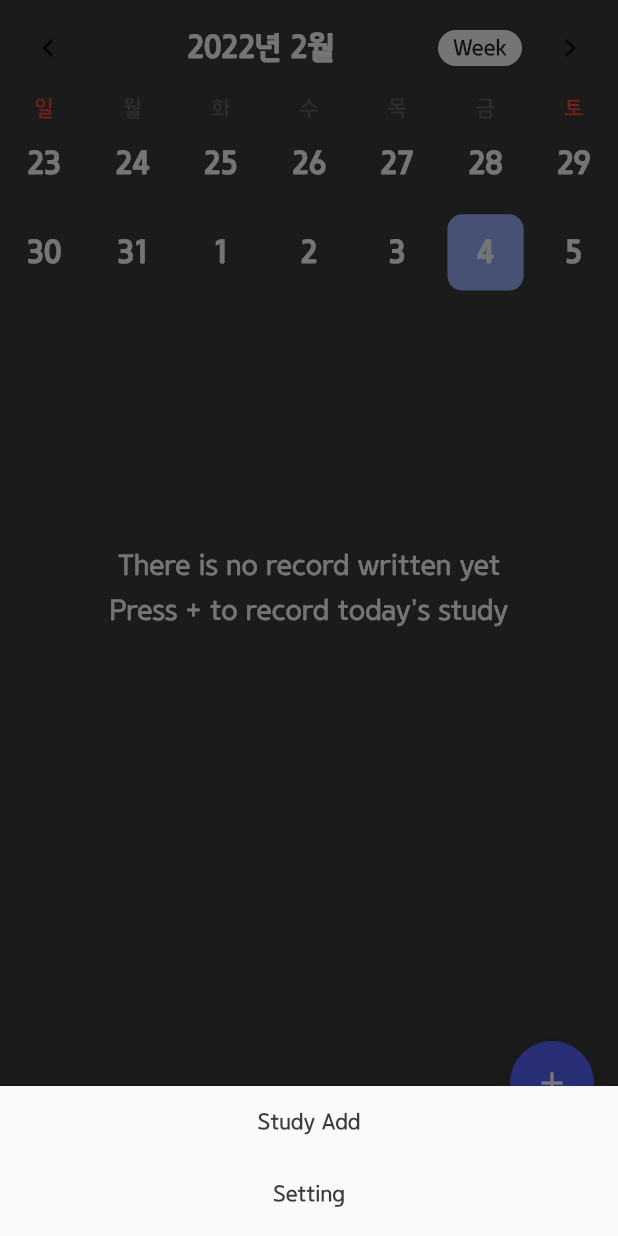
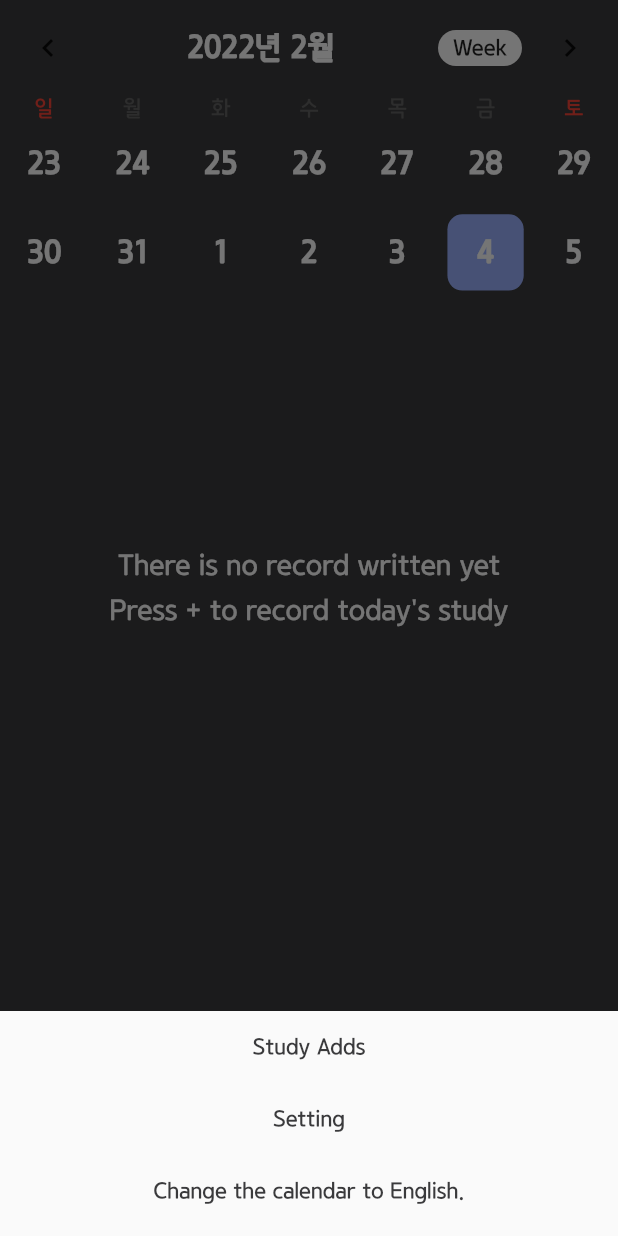
Before and after one commit to Uks98/clip_picker, a Flutter app: the screen it shows after launch, after a tap on the "add" icon, on a phone screen of 412 x 824 dp. Run offline on Flutter 3.47's test engine with Material 2 defaults, Android fonts, the phone set to English and light mode, and no system bars; drawn by our look-alikes of table_calendar; our stand-ins replace easy_localization, firebase_analytics, firebase_core, fl_chart, google_mobile_ads, in_app_review and 1 more; missing offline and left inert: multi_image_picker2, splash_screen_view; accounts and stored records are empty; network calls fail.

Commit message:
'FixedError'

```diff
--- a/lib/main.dart
+++ b/lib/main.dart
@@ -12,6 +12,7 @@ import 'package:flutter/services.dart';
 import 'package:intl/intl_standalone.dart';
 
 final supportedLocales = [
+  Locale('ko', 'KR'),
   Locale('en', 'US'),
 ];
 
@@ -22,9 +23,9 @@ void main() async{
   await findSystemLocale();
   await Firebase.initializeApp();
     initializeDateFormatting().then((_) => runApp(
-        EasyLocalization(child: MyApp(
-
-
+        EasyLocalization(
+          fallbackLocale: Locale('en'),
+          child: MyApp(
         ),supportedLocales: supportedLocales, path: "translations",)));
 
 }
@@ -39,9 +40,9 @@ class MyApp extends StatelessWidget {
     return MaterialApp(
       home: SplashScreenView(
         home: MyClip(),
-        duration: 4000,
+        duration: 3000,
         imageSize: 230,
-        text: "똑똑하게 기록하자",
+        text: "똑똑하게 기록하자.".tr(),
         textStyle: TextStyle(color: Palette.textColor1,fontSize: 16),
         imageSrc: "lib/assets/icons.png",
         backgroundColor: Palette.backgroundColor,
--- a/lib/my_clip.dart
+++ b/lib/my_clip.dart
@@ -1,6 +1,3 @@
-//import 'package:admob_flutter/admob_flutter.dart';
-import 'dart:math';
-
 import 'package:clip_picker/data/list_box.dart';
 import 'package:clip_picker/data/pick_class.dart';
 import 'package:clip_picker/data/utils.dart';
@@ -41,6 +38,7 @@ class _MyClipState extends State<MyClip> {
   List<Pick> events = [];
   int _d;
   DateTime date;
+  bool switchStatus = true;
 
   var s;
   var g;
@@ -49,6 +47,7 @@ class _MyClipState extends State<MyClip> {
   List addNum;
   int allTime;
   int x = 0;
+
   int findLatesTitle() {
     for(final t in allPicks){
       final l = t.date;
@@ -57,13 +56,6 @@ class _MyClipState extends State<MyClip> {
       final m = num.first;
       latestTime = Utils.numToDateTime2(m);
     }
-  }
-
-  int allTimeAdd() {
-    for(final y in allPicks) {
-      g = y.studyTime;
-    }
-    addNum = [g];
   }
 
 
@@ -165,7 +157,7 @@ class _MyClipState extends State<MyClip> {
                       context: context,
                       builder: (context) {
                         return Container(
-                          height: 100,
+                          height: 150,
                           child: Column(
                             children: [
                               TextButton(
@@ -201,7 +193,17 @@ class _MyClipState extends State<MyClip> {
                                 child: Text("설정",
                                     style: TextStyle(
                                         color: Palette.backgroundColor)).tr(),
-                              )
+                              ),
+                              TextButton(
+                                onPressed: () {
+                                 setState(() {
+                                   switchStatus = false;
+                                 });
+                                },
+                                child: Text("달력 영어로 변경하기",
+                                    style: TextStyle(
+                                        color: Palette.backgroundColor)).tr(),
+                              ),
                             ],
                           ),
                         );
@@ -230,7 +232,7 @@ class _MyClipState extends State<MyClip> {
               getPicks();
               return TableCalendar(
                 events: _events,
-                locale: 'ko-KR',
+                locale: switchStatus == true ? "ko-KR": 'en-US',
                 calendarStyle:
                     CalendarStyle(weekdayStyle: TextStyle(color: Colors.white)),
                 builders: CalendarBuilders(
@@ -469,7 +471,7 @@ class _MyClipState extends State<MyClip> {
                                                       ],
                                                     )
                                                   ],
-                                                )
+                                                ),
                                               ],
                                             ),
                                           );
@@ -478,7 +480,7 @@ class _MyClipState extends State<MyClip> {
                                   child: Text("삭제하기",
                                       style:
                                           TextStyle(color: Colors.redAccent)).tr(),
-                                )
+                                ),
                               ],
                             ),
                           );
--- a/lib/setting.dart
+++ b/lib/setting.dart
@@ -1,3 +1,4 @@
+import 'package:clip_picker/copy_right/copy_right.dart';
 import 'package:easy_localization/src/public_ext.dart';
 import 'package:flutter/cupertino.dart';
 import 'package:flutter/material.dart';
@@ -133,7 +134,7 @@ class _SettingState extends State<Setting> {
           ListTile(
               trailing: Icon(Icons.arrow_drop_down),
               onTap: (){
-                //Get.to(Licence());
+                Navigator.of(context).push(MaterialPageRoute(builder: (context)=>CopyRight()));
               },
               title: Text(
                 '저작권',
--- a/lib/stydyaddpage.dart
+++ b/lib/stydyaddpage.dart
@@ -562,9 +562,9 @@ class StudyCard extends StatelessWidget {
                   ),
                   Row(
                     children: [
-                      Text("공부 시간 · ", style: TextStyle(color: Colors.white, fontSize: 16),).tr(),
+                      Text("공부 시간 ·", style: TextStyle(color: Colors.white, fontSize: 16),).tr(),
                       Text("${Utils.makeTwoDigit(pick.studyTime ~/ 60)}", style: TextStyle(color: Colors.white, fontSize: 16),),
-                      Text("시간 ", style: TextStyle(color: Colors.white, fontSize: 16),).tr(),
+                      Text("시간", style: TextStyle(color: Colors.white, fontSize: 16),).tr(),
                       Text("${Utils.makeTwoDigit(pick.studyTime % 60)}", style: TextStyle(color: Colors.white, fontSize: 16),),
                       Text("분", style: TextStyle(color: Colors.white, fontSize: 16),).tr(),
                     ],
@@ -714,7 +714,7 @@ class _GetAllStudyCardState extends State<GetAllStudyCard> {
                     ),
                     Row(
                       children: [
-                        Text("공부 시간 · ", style: TextStyle(color: Colors.white, fontSize: 16),).tr(),
+                        Text("공부 시간 ·", style: TextStyle(color: Colors.white, fontSize: 16),).tr(),
                         Text("${Utils.makeTwoDigit(widget.pick.studyTime ~/ 60)}", style: TextStyle(color: Colors.white, fontSize: 16),),
                         Text("시간 ", style: TextStyle(color: Colors.white, fontSize: 16),).tr(),
                         Text("${Utils.makeTwoDigit(widget.pick.studyTime % 60)}", style: TextStyle(color: Colors.white, fontSize: 16),),
--- a/translations/en-US.json
+++ b/translations/en-US.json
@@ -1,6 +1,6 @@
 {
-  "공부 제목": "Study Title",
-  "공부 추가": "Study Add",
+  "공부 제목": "Study Titlesssss",
+  "공부 추가": "Study Adds",
   "나의 공부 기록": "My study record",
   "아직 작성한 기록이 없어요": "There is no record written yet",
   "+ 를 눌러 오늘의 공부를 기록하세요": "Press + to record today's study",
@@ -25,16 +25,14 @@
   "컴퓨터": "Computer",
   "기타": "etc",
 
-   "가볍게":"mild",
-   "적당히":"properly",
+  "가볍게":"mild",
+  "적당히":"properly",
   "보통":"normal",
-   "열심히": "hard",
+  "열심히": "hard",
 
-  "통계":"Statistics",
   "내가 작성한 기록":"My record ",
   "자라나는 새싹":"Growing sprouts",
   "공부 시간 그래프":"Study time graph",
-  "분":"minute",
   "공부 분석":"Study analysis",
   "가장 최근 기록 ":"The most recent record",
   "당신의 도전을 응원합니다.":"I support your challenge",
@@ -42,9 +40,9 @@
   "무제":"No title",
   "어떤 공부를 하셨나요?" : "What did you study?",
 
-  "공부 시간 · ": "StudyTime · ",
-  "시간 ": "hour ",
-  " 분 ": "minute",
+  "공부 시간 ·": "StudyTime ·",
+  "시간": "hour ",
+  "분": "minute",
 
   "삭제하기": "Delete",
   "삭제": "Delete",
@@ -66,5 +64,6 @@
   "기록" : "Record",
   "전체보기" : "View",
   "통계" : "Statistics",
-  "분" : "minute"
+  "Let's record it smartly.": "똑똑하게 기록하자!",
+  "달력 영어로 변경하기": "Change the calendar to English."
 }
```
Also changed, not shown: lib/copy_right/copy_right.dart (added, +29 -0 lines), lib/show_detail.dart (+4 -4 lines), translations/ko-KR.json (added, +69 -0 lines), 2 other files.
